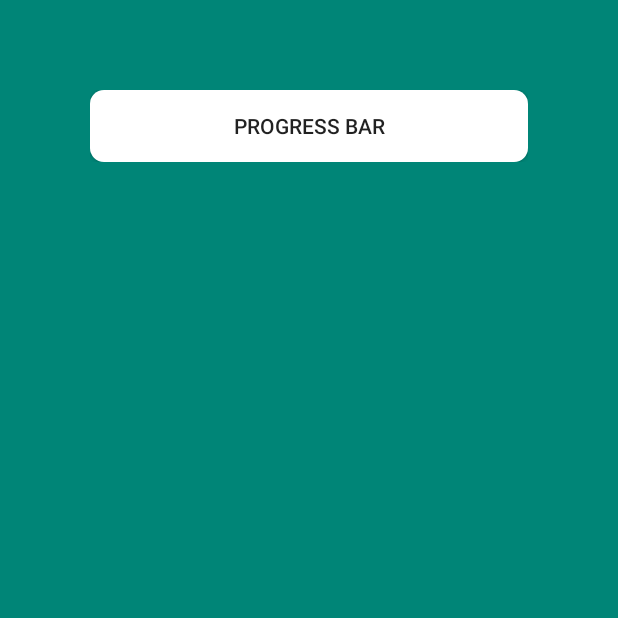
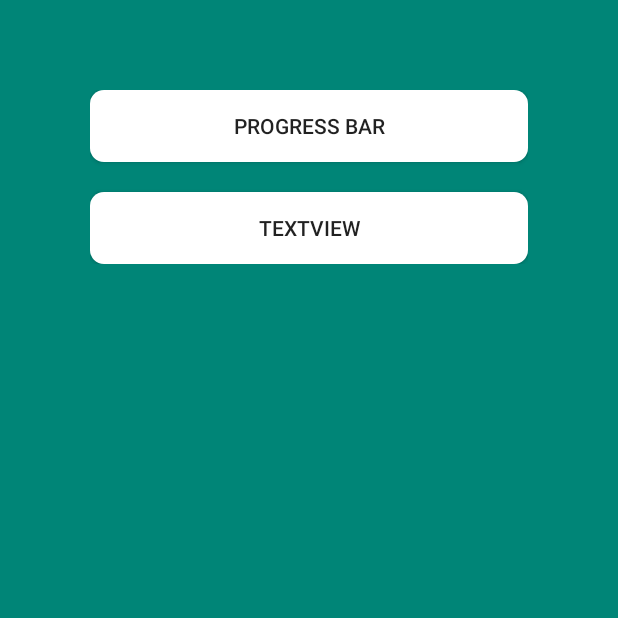
Before and after one commit to gogoing1/BaseApplication, an Android app: the screen it shows after launch (MainActivity), on a phone screen of 412 x 824 dp, the top half of it. Run offline under Robolectric (Android 15) with nearby library versions, the phone set to English and light mode, and no system bars.

Commit message:
进度条

```diff
--- a/app/src/main/AndroidManifest.xml
+++ b/app/src/main/AndroidManifest.xml
@@ -34,6 +34,9 @@
             android:name=".activity.BroadcastActivity"
             android:theme="@style/SlidableTheme" />
 
+        <activity
+            android:name=".activity.TextViewActivity"
+            android:theme="@style/SlidableTheme" />
     </application>
 
 </manifest>
--- a/app/src/main/java/com/example/chenq/MainActivity.java
+++ b/app/src/main/java/com/example/chenq/MainActivity.java
@@ -7,6 +7,7 @@ import android.widget.Button;
 import com.example.chenq.activity.BroadcastActivity;
 import com.example.chenq.activity.CircleProgressActivity;
 import com.example.chenq.activity.LyricActivity;
+import com.example.chenq.activity.TextViewActivity;
 import com.example.chenq.base.activity.BaseActivity;
 
 /**
@@ -21,6 +22,7 @@ public class MainActivity extends BaseActivity implements View.OnClickListener {
     private Button mCircleProgressBtn;
     private Button mLyricBtn;
     private Button mBroadcastBtn;
+    private Button mTextBtn;
 
     @Override
     protected void onCreate(Bundle savedInstanceState) {
@@ -36,6 +38,8 @@ public class MainActivity extends BaseActivity implements View.OnClickListener {
         mLyricBtn.setOnClickListener(this);
         mBroadcastBtn = findViewById(R.id.btn_broadcast);
         mBroadcastBtn.setOnClickListener(this);
+        mTextBtn = findViewById(R.id.btn_text);
+        mTextBtn.setOnClickListener(this);
     }
 
     @Override
@@ -50,6 +54,9 @@ public class MainActivity extends BaseActivity implements View.OnClickListener {
             case R.id.btn_broadcast:
                 BroadcastActivity.start(this);
                 break;
+            case R.id.btn_text:
+                TextViewActivity.start(this);
+                break;
             default:
                 break;
         }
--- a/app/src/main/res/layout/activity_main.xml
+++ b/app/src/main/res/layout/activity_main.xml
@@ -49,9 +49,18 @@
                 android:layout_width="match_parent"
                 android:layout_height="wrap_content"
                 android:layout_marginTop="20dp"
-                android:visibility="gone"
                 android:background="@drawable/shape_default_btn_style"
-                android:text="broadcast" />
+                android:text="broadcast"
+                android:visibility="gone" />
+
+            <Button
+                android:id="@+id/btn_text"
+                android:layout_width="match_parent"
+                android:layout_height="wrap_content"
+                android:layout_marginTop="20dp"
+                android:background="@drawable/shape_default_btn_style"
+                android:text="textView"
+                android:visibility="visible" />
         </LinearLayout>
     </ScrollView>
 
--- a/app/src/main/res/values/colors.xml
+++ b/app/src/main/res/values/colors.xml
@@ -4,6 +4,10 @@
     <color name="colorPrimaryDark">#00574B</color>
     <color name="colorAccent">#D81B60</color>
     <color name="blue">#4289FF</color>
+    <color name="color_black">#000000</color>
+    <color name="color_black_60">#99000000</color>
+    <color name="color_black_30">#4D000000</color>
+    <color name="color_black_20">#33000000</color>
 
     <color name="color_white">#ffffff</color>
     <color name="color_white_60">#99ffffff</color>
```
Also changed, not shown: app/src/main/java/com/example/chenq/UI/ChenTextView.java (added, +90 -0 lines), app/src/main/java/com/example/chenq/UI/CircleProgressView.java (+24 -1 lines), app/src/main/java/com/example/chenq/activity/TextViewActivity.java (added, +32 -0 lines), app/src/main/res/layout/activity_text_view.xml (added, +10 -0 lines).
